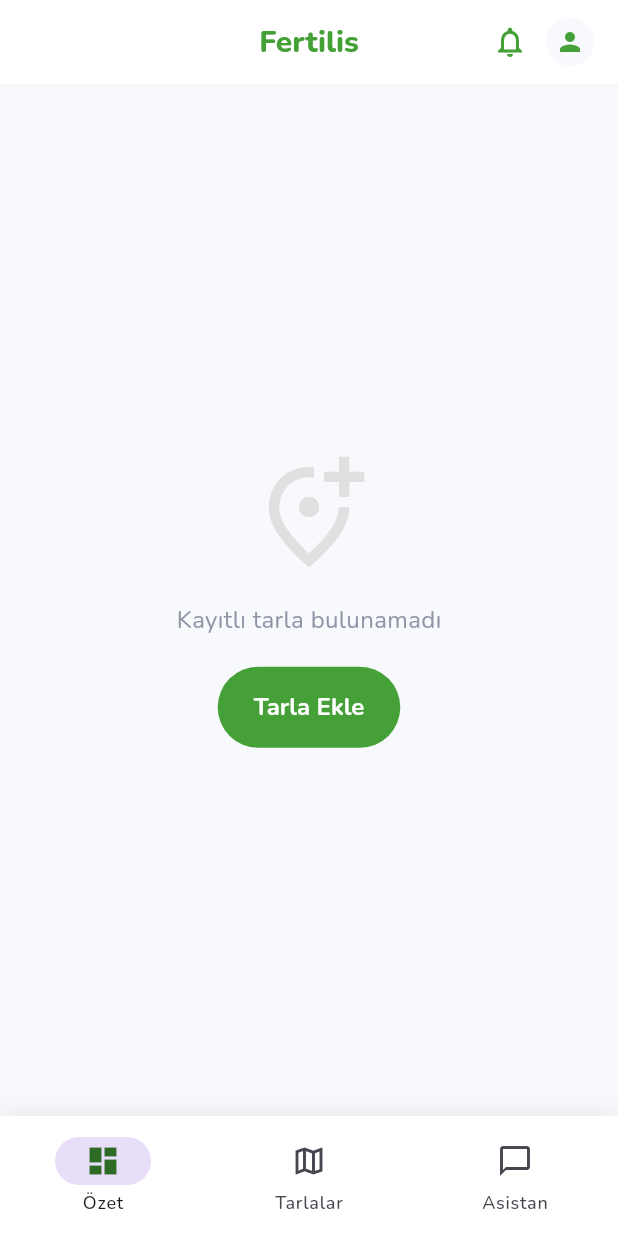
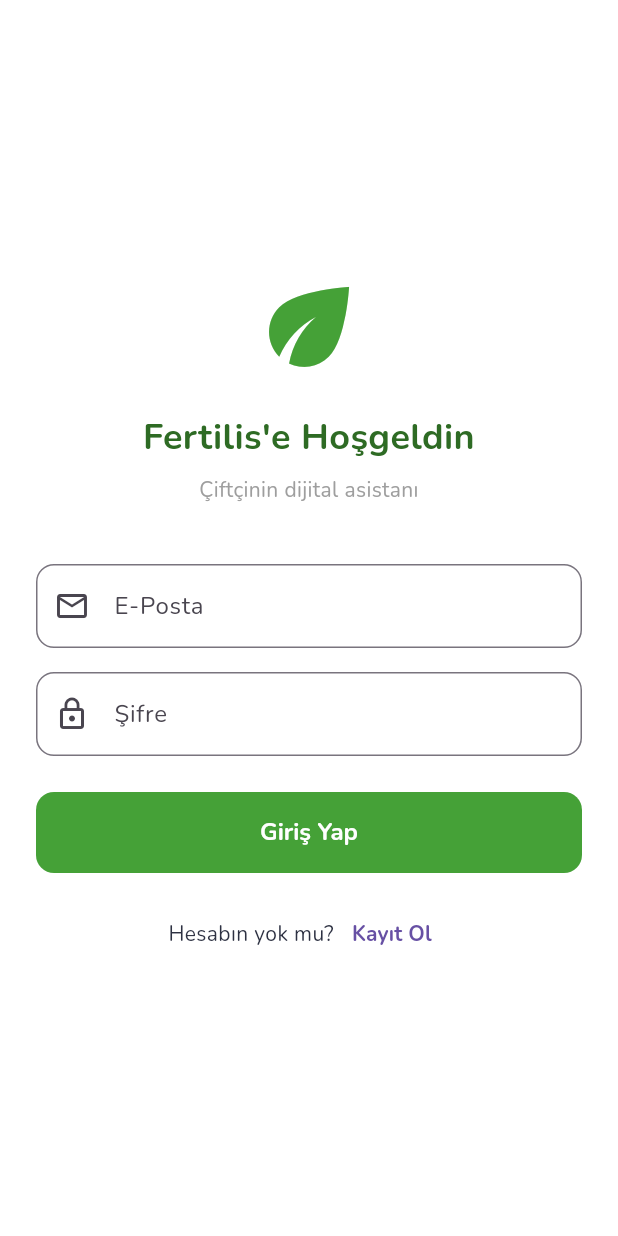
Before and after one commit to minecarman/fertilis, a Flutter app: the screen it shows after launch, on a phone screen of 412 x 824 dp. Run offline on Flutter 3.47's test engine with Material 3 defaults, Android fonts, the phone set to English and light mode, and no system bars; our stand-ins replace flutter_map, geolocator, google_fonts, latlong2.

Commit message:
login and updated chatbot page

```diff
--- a/frontend/lib/main.dart
+++ b/frontend/lib/main.dart
@@ -1,6 +1,7 @@
 import 'package:flutter/material.dart';
 import 'core/theme.dart';
-import 'pages/home_page.dart';
+//import 'pages/home_page.dart';
+import 'pages/login_page.dart';
 
 void main() {
   runApp(const Fertilis());
@@ -15,7 +16,7 @@ class Fertilis extends StatelessWidget {
       title: 'Fertilis',
       theme: AppTheme.lightTheme,
       debugShowCheckedModeBanner: false,
-      home: const HomePage(),
+      home: const LoginPage(),
     );
   }
 }
--- a/frontend/lib/pages/home_page.dart
+++ b/frontend/lib/pages/home_page.dart
@@ -6,7 +6,7 @@ import 'chat_page.dart';
 import 'weather_page.dart';
 import 'irrigation_page.dart';
 import 'recommendation_page.dart';
-import '../services/weather_service.dart'; // <-- Bunu en üste ekle
+import '../services/weather_service.dart';
 
 class HomePage extends StatefulWidget {
   const HomePage({super.key});
--- /dev/null
+++ b/frontend/lib/pages/login_page.dart
@@ -0,0 +1,126 @@
+import 'package:flutter/material.dart';
+import '../services/auth_service.dart';
+import '../core/theme.dart';
+import 'home_page.dart';
+import 'register_page.dart';
+
+class LoginPage extends StatefulWidget {
+  const LoginPage({super.key});
+
+  @override
+  State<LoginPage> createState() => _LoginPageState();
+}
+
+class _LoginPageState extends State<LoginPage> {
+  final _emailController = TextEditingController();
+  final _passwordController = TextEditingController();
+  bool loading = false;
+
+  void _login() async {
+    setState(() => loading = true);
+
+    final res = await AuthService.login(
+      _emailController.text.trim(),
+      _passwordController.text.trim(),
+    );
+
+    setState(() => loading = false);
+
+    if (res['success']) {
+      if (mounted) {
+        Navigator.pushReplacement(
+          context,
+          MaterialPageRoute(builder: (_) => const HomePage())
+        );
+      }
+    } else {
+      if (mounted) {
+        ScaffoldMessenger.of(context).showSnackBar(
+          SnackBar(content: Text(res['message']), backgroundColor: Colors.red),
+        );
+      }
+    }
+  }
+
+  @override
+  Widget build(BuildContext context) {
+    return Scaffold(
+      backgroundColor: Colors.white,
+      body: SafeArea(
+        child: Padding(
+          padding: const EdgeInsets.symmetric(horizontal: 24.0),
+          child: Center(
+            child: SingleChildScrollView(
+              child: Column(
+                mainAxisAlignment: MainAxisAlignment.center,
+                crossAxisAlignment: CrossAxisAlignment.stretch,
+                children: [
+                  const Icon(Icons.eco, size: 80, color: AppTheme.wikilocGreen),
+                  const SizedBox(height: 16),
+                  const Text(
+                    "Fertilis'e Hoşgeldin",
+                    textAlign: TextAlign.center,
+                    style: TextStyle(fontSize: 24, fontWeight: FontWeight.bold, color: AppTheme.darkGreen),
+                  ),
+                  const SizedBox(height: 8),
+                  const Text(
+                    "Çiftçinin dijital asistanı",
+                    textAlign: TextAlign.center,
+                    style: TextStyle(color: Colors.grey),
+                  ),
+                  const SizedBox(height: 40),
+
+                  TextField(
+                    controller: _emailController,
+                    decoration: InputDecoration(
+                      labelText: "E-Posta",
+                      prefixIcon: const Icon(Icons.email_outlined),
+                      border: OutlineInputBorder(borderRadius: BorderRadius.circular(12)),
+                    ),
+                  ),
+                  const SizedBox(height: 16),
+                  TextField(
+                    controller: _passwordController,
+                    obscureText: true,
+                    decoration: InputDecoration(
+                      labelText: "Şifre",
+                      prefixIcon: const Icon(Icons.lock_outline),
+                      border: OutlineInputBorder(borderRadius: BorderRadius.circular(12)),
+                    ),
+                  ),
+                  const SizedBox(height: 24),
+
+                  ElevatedButton(
+                    onPressed: loading ? null : _login,
+                    style: ElevatedButton.styleFrom(
+                      padding: const EdgeInsets.symmetric(vertical: 16),
+                      shape: RoundedRectangleBorder(borderRadius: BorderRadius.circular(12)),
+                    ),
+                    child: loading
+                      ? const CircularProgressIndicator(color: Colors.white)
+                      : const Text("Giriş Yap", style: TextStyle(fontSize: 16)),
+                  ),
+
+                  const SizedBox(height: 16),
+
+                  Row(
+                    mainAxisAlignment: MainAxisAlignment.center,
+                    children: [
+                      const Text("Hesabın yok mu?"),
+                      TextButton(
+                        onPressed: () {
+                          Navigator.push(context, MaterialPageRoute(builder: (_) => const RegisterPage()));
+                        },
+                        child: const Text("Kayıt Ol", style: TextStyle(fontWeight: FontWeight.bold)),
+                      ),
+                    ],
+                  ),
+                ],
+              ),
+            ),
+          ),
+        ),
+      ),
+    );
+  }
+}
```
Also changed, not shown: frontend/lib/pages/chat_page.dart (+107 -60 lines), frontend/lib/pages/register_page.dart (added, +106 -0 lines), frontend/lib/services/auth_service.dart (added, +49 -0 lines), 4 other files.
